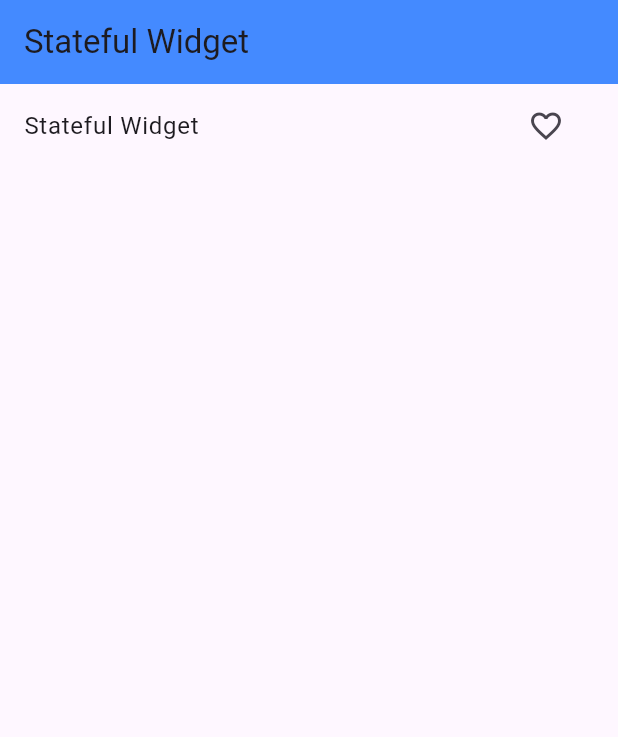
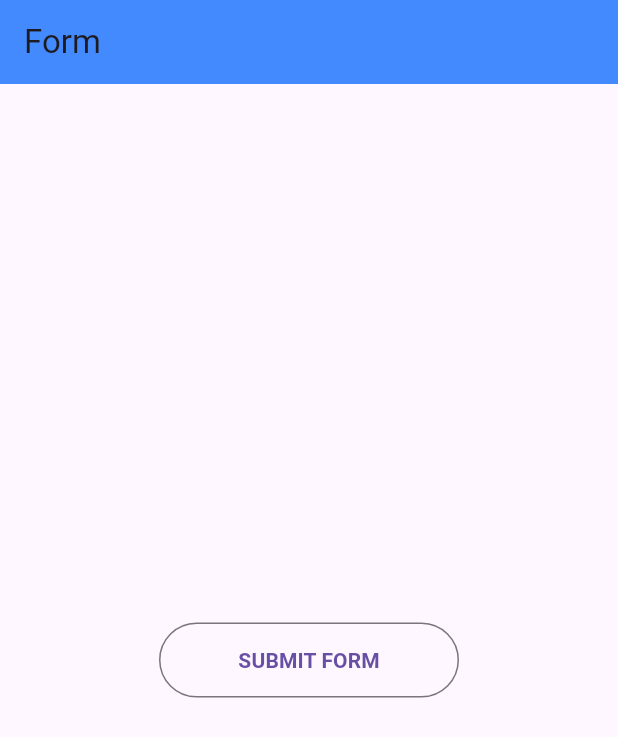
Before and after one commit to bipulhstu/flutter_practice, a Flutter app: the screen it shows after launch, on a phone screen of 412 x 824 dp. Shown: the top 737 px of the screen. Run offline on Flutter 3.47's test engine with Material 3 defaults, Android fonts, the phone set to English and light mode, and no system bars; our stand-ins replace font_awesome_flutter.

Commit message:
learned navigation

```diff
--- a/lib/main.dart
+++ b/lib/main.dart
@@ -10,6 +10,7 @@ import 'package:hello_world/screens/ListViewBuilder.dart';
 import 'package:hello_world/screens/RowColumn.dart';
 import 'package:hello_world/screens/Screen1.dart';
 import 'package:hello_world/screens/Stack&Positioned2.dart';
+import 'package:hello_world/stateful_widgets/Form.dart';
 import 'package:hello_world/stateful_widgets/Stateful.dart';
 import 'screens/Screen2.dart';
 import 'screens/ImageScreen.dart';
@@ -28,7 +29,8 @@ class MyApp extends StatelessWidget {
         themeMode: ThemeMode.system,
       debugShowCheckedModeBanner: false,
       //home: CustomWidgets()
-      home: StatefulClass()
+      //home: StatefulClass()
+      home: MyForm()
     );
   }
 }
--- /dev/null
+++ b/lib/stateful_widgets/Details.dart
@@ -0,0 +1,14 @@
+import 'package:flutter/material.dart';
+
+
+class FormDetails extends StatelessWidget {
+  const FormDetails({super.key});
+
+  @override
+  Widget build(BuildContext context) {
+    return Scaffold(
+      appBar: AppBar(title: Text("Form Details"), backgroundColor: Colors.blueAccent,),
+      body: Center(child: Text("Form Details"),),
+    );
+  }
+}
--- /dev/null
+++ b/lib/stateful_widgets/Form.dart
@@ -0,0 +1,37 @@
+import 'package:flutter/material.dart';
+import 'package:hello_world/stateful_widgets/Details.dart';
+
+class MyForm extends StatefulWidget {
+  const MyForm({super.key});
+
+  @override
+  State<MyForm> createState() => _MyFormState();
+}
+
+class _MyFormState extends State<MyForm> {
+  @override
+  Widget build(BuildContext context) {
+    return Scaffold(
+      appBar: AppBar(title: Text("Form"), backgroundColor: Colors.blueAccent),
+      body: Center(
+        child: OutlinedButton(
+          onPressed: () {
+            Navigator.push(
+              context,
+              MaterialPageRoute(
+                builder: (context) {
+                  return FormDetails();
+                },
+              ),
+            );
+          },
+          style: OutlinedButton.styleFrom(minimumSize: const Size(200, 50)),
+          child: Text(
+            "Submit Form".toUpperCase(),
+            style: TextStyle(fontWeight: FontWeight.bold),
+          ),
+        ),
+      ),
+    );
+  }
+}
```
